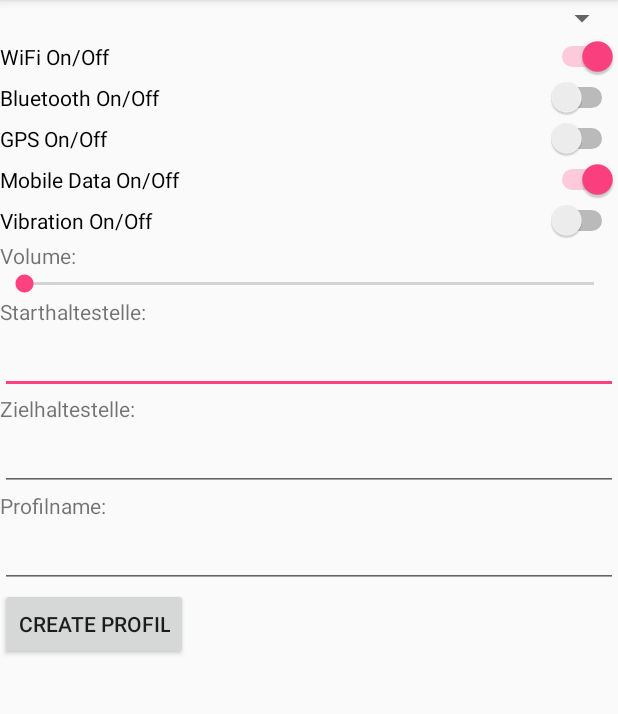
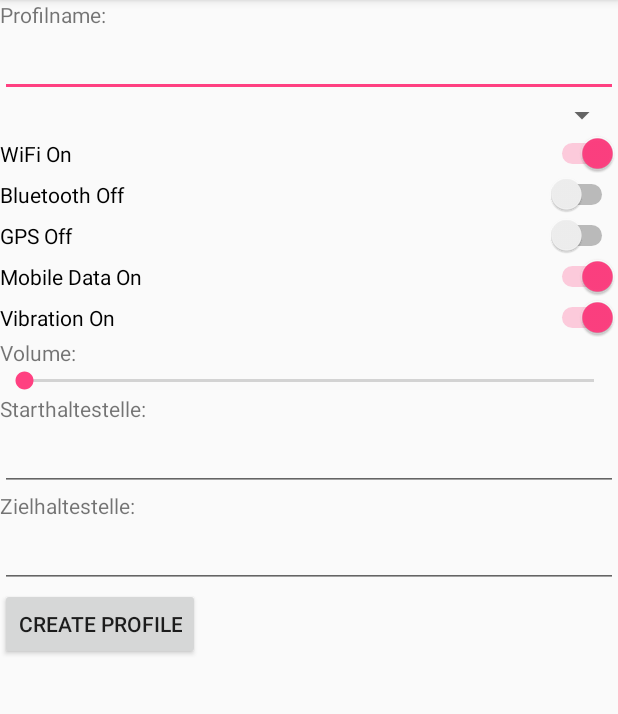
Before and after one commit to trickrig/SRHApp, an Android app: the fragment SettingsTab shown on its own in the app's theme, on a phone screen of 412 x 824 dp, the part 84-798 px from its top. Run offline under Robolectric (Android 15) with nearby library versions, the phone set to English and light mode, and no system bars.

Commit message:
rearranged ui, auto text switches, auto delete edit text after create profile

```diff
--- a/app/src/main/java/de/srh/srha/MainActivity.java
+++ b/app/src/main/java/de/srh/srha/MainActivity.java
@@ -3,10 +3,7 @@ package de.srh.srha;
 import android.os.Bundle;
 import android.support.v4.app.FragmentActivity;
 import android.support.v4.app.FragmentTabHost;
-import android.view.View;
 import android.widget.ArrayAdapter;
-import android.widget.CompoundButton;
-import android.widget.CompoundButton.OnCheckedChangeListener;
 import android.widget.EditText;
 import android.widget.SeekBar;
 import android.widget.Spinner;
@@ -54,7 +51,6 @@ public class MainActivity extends FragmentActivity {
     //Quelle TabSystem: https://maxalley.wordpress.com/2013/05/18/android-creating-a-tab-layout-with-fragmenttabhost-and-fragments/
     @Override
     protected void onCreate(Bundle savedInstanceState) {
-        //TODO:can i split this into SettingsTab.java and ServiceTab.java?
         super.onCreate(savedInstanceState);
         setContentView(R.layout.activity_main);
 
--- a/app/src/main/java/de/srh/srha/tabs/SettingsTab.java
+++ b/app/src/main/java/de/srh/srha/tabs/SettingsTab.java
@@ -64,7 +64,7 @@ public class SettingsTab extends Fragment {
         bluetoothSwitch = (Switch) v.findViewById(R.id.bluetoothSwitch);
         gpsSwitch = (Switch) v.findViewById(R.id.gpsSwitch);
         mobileSwitch = (Switch) v.findViewById(R.id.mobileSwitch);
-        vibrationSwitch = (Switch) v.findViewById(R.id.mobileSwitch);
+        vibrationSwitch = (Switch) v.findViewById(R.id.vibrationSwitch);
 
         //detect edit Text
         preferredArrival = (EditText) v.findViewById(R.id.zielhaltEditText);
@@ -85,6 +85,10 @@ public class SettingsTab extends Fragment {
             @Override
             public void onCheckedChanged(CompoundButton buttonView, boolean isChecked) {
                 settings.setWifiOn(isChecked);
+                if (settings.isWifiOn())
+                    wifiSwitch.setText("WiFi On");
+                else
+                    wifiSwitch.setText("WiFi Off");
             }
         });
 
@@ -92,6 +96,10 @@ public class SettingsTab extends Fragment {
             @Override
             public void onCheckedChanged(CompoundButton buttonView, boolean isChecked) {
                 settings.setBluetoothOn(isChecked);
+                if(settings.isBluetoothOn())
+                    bluetoothSwitch.setText("Bluetooth On");
+                else
+                    bluetoothSwitch.setText("Bluetooth Off");
             }
         });
 
@@ -99,6 +107,10 @@ public class SettingsTab extends Fragment {
             @Override
             public void onCheckedChanged(CompoundButton buttonView, boolean isChecked) {
                 settings.setGpsOn(isChecked);
+                if (settings.isGpsOn())
+                    gpsSwitch.setText("GPS On");
+                else
+                    gpsSwitch.setText("GPS Off");
             }
         });
 
@@ -106,6 +118,10 @@ public class SettingsTab extends Fragment {
             @Override
             public void onCheckedChanged(CompoundButton buttonView, boolean isChecked) {
                 settings.setMobileDataOn(isChecked);
+                if (settings.isMobileDataOn())
+                    mobileSwitch.setText("Mobile Data On");
+                else
+                    mobileSwitch.setText("Mobile Data Off");
             }
         });
 
@@ -114,6 +130,10 @@ public class SettingsTab extends Fragment {
             public void onCheckedChanged(CompoundButton buttonView, boolean isChecked) {
                 settings.setVibrateOn(isChecked);
                 //TODO: if checked, volume seekbar invisible
+                if (settings.isVibrateOn())
+                    vibrationSwitch.setText("Vibration On");
+                else
+                    vibrationSwitch.setText("Vibration Off");
             }
         });
 
@@ -138,9 +158,6 @@ public class SettingsTab extends Fragment {
         createProfilButton.setOnClickListener(new View.OnClickListener() {
             @Override
             public void onClick(View v) {
-                //TODO: switches haben funktion setTextOn setTextOff, automatisieren
-                //TODO: text der edit felder automatisch löschen
-                //where do i get id from, null has to be getId() Function
                 dvb test = new dvb();
                 //String IdArrival = test.getIdFromName(preferredArrival.getText().toString());
                 //String IdDep = test.getIdFromName(preferredDeparture.getText().toString());
@@ -154,40 +171,48 @@ public class SettingsTab extends Fragment {
                 manager.updateProfile(profile, settings);
 //              RoutePlan rout = test.getRoute(IdArrival, IdDep);
 //              preferredDeparture.setText(rout.getDestinationTime());
+                preferredArrival.setText("");
+                preferredDeparture.setText("");
+                profilName.setText("");
             }
         });
 
         return v;
     }
 
-    public void createProfile(View v){
-
-        if(v.getId()==R.id.createProfilButton){
-            //TODO: switches haben funktion setTextOn setTextOff, automatisieren
-            //TODO: text der edit felder automatisch löschen
-            //where do i get id from, null has to be getId() Function
-            dvb test = new dvb();
-            //String IdArrival = test.getIdFromName(preferredArrival.getText().toString());
-            //String IdDep = test.getIdFromName(preferredDeparture.getText().toString());
-            profile.setPreferredArrival(test.getIdFromName(preferredArrival.getText().toString()),
-                    preferredArrival.getText().toString());
-            profile.setPreferredDeparture(test.getIdFromName(preferredDeparture.getText().toString()),
-                    preferredDeparture.getText().toString());
-//            preferredArrival.setText(IdArrival);
-//            preferredDeparture.setText(IdDep);
-            profile.setProfileName(profilName.getText().toString());
-            manager.updateProfile(profile, settings);
-//            RoutePlan rout = test.getRoute(IdArrival, IdDep);
-//            preferredDeparture.setText(rout.getDestinationTime());
-        }
-    }
-
     public void setUi(){
+        //init for ui
         wifiSwitch.setChecked(settings.isWifiOn());
         bluetoothSwitch.setChecked(settings.isBluetoothOn());
         gpsSwitch.setChecked(settings.isGpsOn());
         vibrationSwitch.setChecked(settings.isVibrateOn());
-        mobileSwitch.setChecked(settings.isVibrateOn());
+        mobileSwitch.setChecked(settings.isMobileDataOn());
+
+        if (settings.isWifiOn())
+            wifiSwitch.setText("WiFi On");
+        else
+            wifiSwitch.setText("WiFi Off");
+
+        if(settings.isBluetoothOn())
+            bluetoothSwitch.setText("Bluetooth On");
+        else
+            bluetoothSwitch.setText("Bluetooth Off");
+
+        if (settings.isGpsOn())
+            gpsSwitch.setText("GPS On");
+        else
+            gpsSwitch.setText("GPS Off");
+
+        if (settings.isVibrateOn())
+            vibrationSwitch.setText("Vibration On");
+        else
+            vibrationSwitch.setText("Vibration Off");
+
+        if (settings.isMobileDataOn())
+            mobileSwitch.setText("Mobile Data On");
+        else
+            mobileSwitch.setText("Mobile Data Off");
+
     }
 
 }
--- a/app/src/main/res/layout/settingstab_layout.xml
+++ b/app/src/main/res/layout/settingstab_layout.xml
@@ -3,46 +3,53 @@
     android:orientation="vertical" android:layout_width="match_parent"
     android:layout_height="match_parent">
 
+    <TextView
+        android:layout_width="wrap_content"
+        android:layout_height="wrap_content"
+        android:id="@+id/profilNameTextView"
+        android:text="Profilname: "
+        android:layout_alignParentStart="true"/>
+
+    <EditText
+        android:layout_width="match_parent"
+        android:layout_height="wrap_content"
+        android:id="@+id/profilNameEditText"
+        android:layout_below="@id/profilNameTextView"/>
+
     <Spinner
         android:layout_width="match_parent"
         android:layout_height="wrap_content"
-        android:id="@+id/spinner"
-        android:layout_alignParentStart="true"/>
+        android:layout_below="@id/profilNameEditText"
+        android:id="@+id/spinner"/>
 
     <Switch
         android:layout_width="match_parent"
         android:layout_height="wrap_content"
         android:id="@+id/wifiSwitch"
-        android:text="@string/wifiSwitch"
-        android:layout_below="@+id/spinner"
-        android:layout_alignEnd="@+id/spinner" />
+        android:layout_below="@+id/spinner" />
 
     <Switch
         android:layout_width="match_parent"
         android:layout_height="wrap_content"
         android:id="@+id/bluetoothSwitch"
-        android:text="@string/bluetoothSwitch"
         android:layout_below="@+id/wifiSwitch" />
 
     <Switch
         android:layout_width="match_parent"
         android:layout_height="wrap_content"
         android:id="@+id/gpsSwitch"
-        android:text="@string/gpsSwitch"
         android:layout_below="@id/bluetoothSwitch"/>
 
     <Switch
         android:layout_width="match_parent"
         android:layout_height="wrap_content"
         android:id="@+id/mobileSwitch"
-        android:text="Mobile Data On/Off"
         android:layout_below="@id/gpsSwitch"/>
 
     <Switch
         android:layout_width="match_parent"
         android:layout_height="wrap_content"
         android:id="@+id/vibrationSwitch"
-        android:text="@string/vibrationSwitch"
         android:layout_below="@id/mobileSwitch"/>
 
     <TextView
@@ -85,25 +92,12 @@
         android:id="@+id/zielhaltEditText"
         android:layout_below="@id/zielhaltTextView"/>
 
-    <TextView
-        android:layout_width="wrap_content"
-        android:layout_height="wrap_content"
-        android:id="@+id/profilNameTextView"
-        android:layout_below="@id/zielhaltEditText"
-        android:text="Profilname: "/>
-
-    <EditText
-        android:layout_width="match_parent"
-        android:layout_height="wrap_content"
-        android:id="@+id/profilNameEditText"
-        android:layout_below="@id/profilNameTextView"/>
-
     <Button
         android:layout_width="wrap_content"
         android:layout_height="wrap_content"
         android:id="@+id/createProfilButton"
-        android:text="Create profil"
+        android:text="Create profile"
         android:layout_alignParentEnd="true"
-        android:layout_below="@id/profilNameEditText" />
+        android:layout_below="@id/zielhaltEditText" />
 
 </LinearLayout>
```
